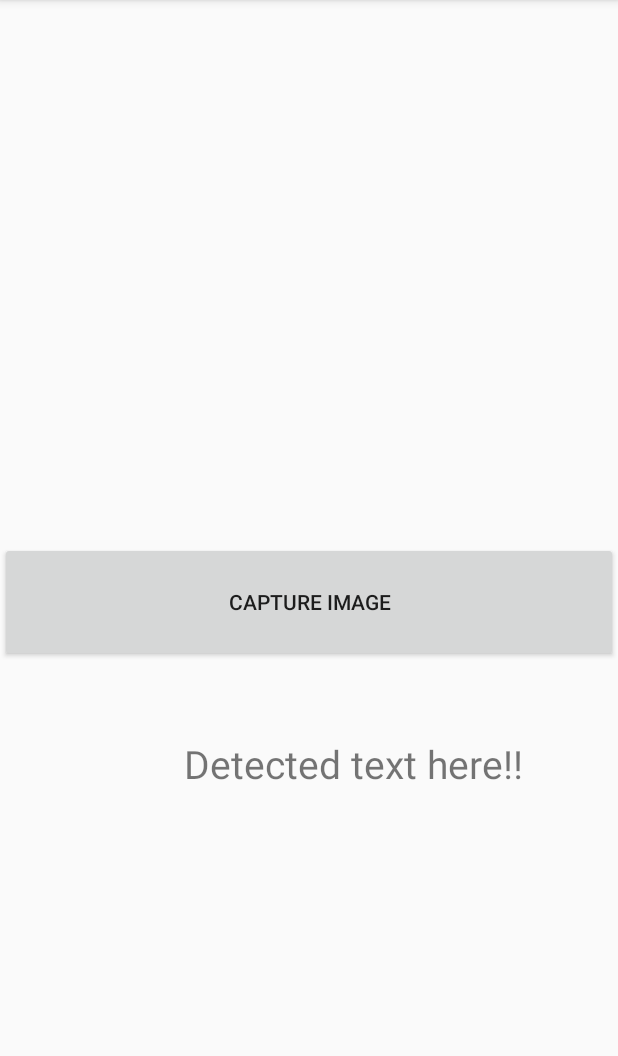
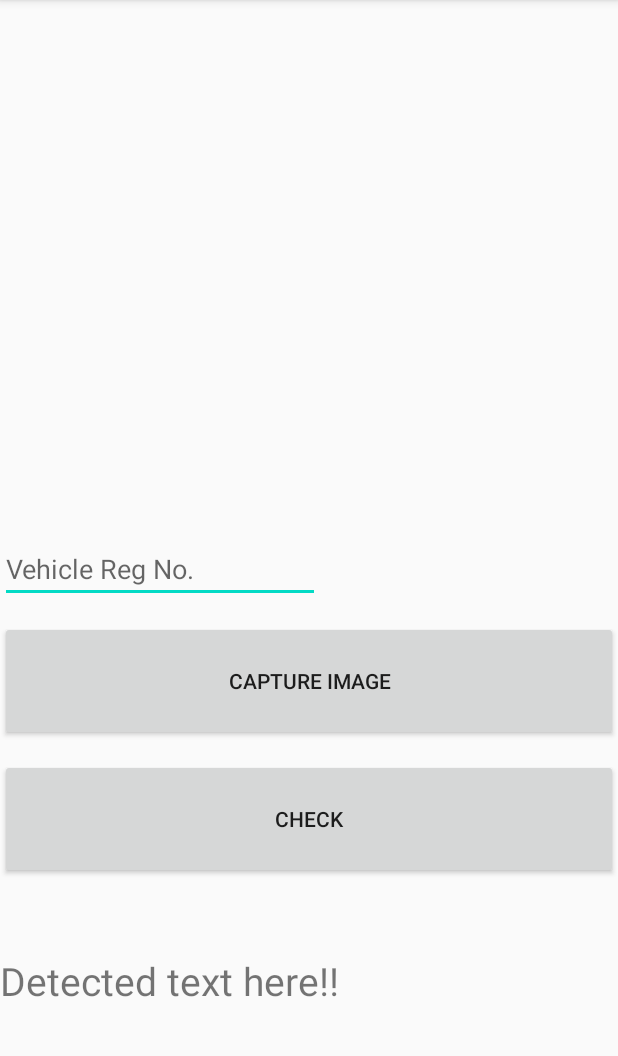
Before and after one commit to imcja007/MLTrial, an Android app: the screen it shows after launch (MainActivity), on a phone screen of 412 x 824 dp, the part 84-1140 px from its top. Run offline under Robolectric (Android 15) with nearby library versions, the phone set to English and light mode, and no system bars; libraries missing offline, so code that uses them is left out: com.google.mlkit.vision, com.theartofdev.edmodo.

Commit message:
new ml trial Commit

```diff
--- a/app/src/main/AndroidManifest.xml
+++ b/app/src/main/AndroidManifest.xml
@@ -4,6 +4,8 @@
 
     <uses-permission android:name="android.permission.READ_EXTERNAL_STORAGE" />
     <uses-permission android:name="android.permission.WRITE_EXTERNAL_STORAGE" />
+    <uses-permission android:name="android.permission.INTERNET" />
+    <uses-permission android:name="android.permission.ACCESS_NETWORK_STATE" />
 
     <uses-feature
         android:name="android.hardware.camera"
--- a/app/src/main/java/com/example/mltrial/MainActivity.java
+++ b/app/src/main/java/com/example/mltrial/MainActivity.java
@@ -1,6 +1,5 @@
 package com.example.mltrial;
 
-import android.content.ActivityNotFoundException;
 import android.content.Intent;
 import android.graphics.Bitmap;
 import android.graphics.Point;
@@ -9,7 +8,7 @@ import android.net.Uri;
 import android.os.Bundle;
 import android.provider.MediaStore;
 import android.view.View;
-import android.widget.Button;
+import android.widget.EditText;
 import android.widget.ImageView;
 import android.widget.TextView;
 import android.widget.Toast;
@@ -26,61 +25,48 @@ import com.google.mlkit.vision.text.TextRecognition;
 import com.google.mlkit.vision.text.TextRecognizer;
 import com.theartofdev.edmodo.cropper.CropImage;
 
+import org.json.JSONException;
+import org.json.JSONObject;
+
 import java.io.IOException;
-import java.util.regex.Matcher;
 import java.util.regex.Pattern;
 
 
 public class MainActivity extends AppCompatActivity {
 
-    static final int REQUEST_IMAGE_CAPTURE = 1;
-    public static final int PERMISSION_REQUEST_CODE = 1001;//request code for Camera and External Storage permission
-    private static final int CAMERA_REQUEST_CODE = 1002;//request code for capture image
-    private static final int CROP_REQUEST_CODE = 1003;//request code for crop
-    private Button captureImage;
+
     private ImageView imageView;
-    private TextView textView;
+    public static TextView textView;
+    public static String number;
+    static Pattern pattern = Pattern.compile("[A-Z]{2}[0-9]{1,2}[A-Z]{1,2}[0-9]{1,4}");
     private InputImage image;
-    Pattern pattern = Pattern.compile("[A-Z]{2}[0-9]{1,2}[A-Z]{1,2}[0-9]{1,4}");
-    Matcher m;
+    static String resultText;
     Uri mImageUri;
+    private EditText t1;
 
     @Override
     protected void onCreate(Bundle savedInstanceState) {
         super.onCreate(savedInstanceState);
         setContentView(R.layout.activity_main);
 
-        captureImage = findViewById(R.id.capture_image);
         imageView = findViewById(R.id.image_view);
         textView = findViewById(R.id.text_display);
+        t1 = findViewById(R.id.regNo);
 
-//        captureImage.setOnClickListener(new View.OnClickListener() {
-//            @Override
-//            public void onClick(View view) {
-//                //dispatchTakePictureIntent();
-//
-//            }
-//        });
+
     }
 
     public void onChooseFile(View v) {
         CropImage.activity().start(MainActivity.this);
+
     }
 
-    private void dispatchTakePictureIntent() {
-        Intent takePictureIntent = new Intent(MediaStore.ACTION_IMAGE_CAPTURE);
-        try {
-            startActivityForResult(takePictureIntent, REQUEST_IMAGE_CAPTURE);
-        } catch (ActivityNotFoundException e) {
-            // display error state to the user
-        }
-    }
 
     protected void onActivityResult(int requestCode, int resultCode, Intent data) {
         super.onActivityResult(requestCode, resultCode, data);
         CropImage.ActivityResult result = CropImage.getActivityResult(data);
         if (requestCode == CropImage.CROP_IMAGE_ACTIVITY_REQUEST_CODE) {
-//            CropImage.ActivityResult result= CropImage.getActivityResult(data) ;
+
 
             if (resultCode == RESULT_OK) {
                 mImageUri = result.getUri();
@@ -101,20 +87,6 @@ public class MainActivity extends AppCompatActivity {
     }
 
 
-//    @Override
-//    protected void onActivityResult(int requestCode, int resultCode, Intent data) {
-//        super.onActivityResult(requestCode, resultCode, data);
-//       if (requestCode == REQUEST_IMAGE_CAPTURE && resultCode == RESULT_OK) {
-//            Bundle extras = data.getExtras();
-//            Bitmap imageBitmap = (Bitmap) extras.get("data");
-//
-//            // imageBitmap.compress(Bitmap.CompressFormat.JPEG, 100, bytes);
-//            //Bitmap newBit=getResizedBitmap(imageBitmap,0, 0, width, height, matrix, false)
-//            imageFromBitmap(imageBitmap);
-//            imageView.setImageBitmap(imageBitmap);
-//        }
-//    }
-
     private void imageFromBitmap(Bitmap bitmap) {
         int rotationDegree = 0;
         // [START image_from_bitmap]
@@ -128,9 +100,9 @@ public class MainActivity extends AppCompatActivity {
                             @Override
                             public void onSuccess(Text result) {
                                 // [START mlkit_process_text_block]
-                                String resultText = result.getText();
+                                resultText = result.getText();
                                 System.out.println("RESULT TEXT=====================" + resultText);
-                                textView.setText("Result     " + resultText.replaceAll("[^a-zA-Z0-9]", "") + "\nRegex:  " + pattern.matcher(resultText).matches());
+//                                textView.setText("Result     " + resultText.replaceAll("[^a-zA-Z0-9]", "") + "\nRegex:  " + pattern.matcher(resultText).matches());
                                 for (Text.TextBlock block : result.getTextBlocks()) {
                                     String blockText = block.getText();
                                     Point[] blockCornerPoints = block.getCornerPoints();
@@ -145,6 +117,8 @@ public class MainActivity extends AppCompatActivity {
                                             Point[] elementCornerPoints = element.getCornerPoints();
                                             Rect elementFrame = element.getBoundingBox();
                                             System.out.println("elemnt TEXT=====================" + elementText);
+                                            t1.setText(resultText);
+
                                         }
                                     }
                                 }
@@ -160,4 +134,34 @@ public class MainActivity extends AppCompatActivity {
                                 });
     }
 
+    public void check(View view) {
+        number = t1.getText().toString();
+        new parsing().execute();
+        try {
+            Thread.sleep(3300);
+            // System.out.println(prasing.kl.toString());
+            printInfo(parsing.kl);
+        } catch (InterruptedException | JSONException e) {
+            e.printStackTrace();
+        }
+
+    }
+
+    public void printInfo(JSONObject kl) throws JSONException {
+
+        JSONObject temp = new JSONObject(kl.getJSONObject("Vehicle").getString("vehicleJson").toString());
+
+        textView.setText("Description:  " + temp.getString("Description"));
+        textView.append("\nName" + temp.get("Zone"));
+        textView.append("\nRegistration Year:  " + temp.getString("RegistrationDate"));
+        textView.append("\nOwner:   " + temp.getString("Owner") + "\n");
+        textView.append("\nLocation:  " + temp.getString("Location"));
+
+        System.out.println("Description:  " + temp.getString("Description") +
+                "\nName" + temp.get("Zone") +
+                "\nRegistration Year:  " + temp.getString("RegistrationDate") +
+                "\nOwner:   " + temp.getString("Owner") + "\n" +
+                "\nLocation:  " + temp.getString("Location"));
+
+    }
 }
--- a/app/src/main/res/layout/activity_main.xml
+++ b/app/src/main/res/layout/activity_main.xml
@@ -12,14 +12,23 @@
         android:layout_alignParentTop="true"
         android:layout_marginTop="7dp" />
 
+    <EditText
+        android:id="@+id/regNo"
+        android:layout_width="wrap_content"
+        android:layout_height="wrap_content"
+        android:layout_below="@id/image_view"
+        android:layout_marginTop="7dp"
+        android:ems="10"
+        android:hint="Vehicle Reg No."
+        android:inputType="textPersonName" />
+
     <TextView
         android:id="@+id/text_display"
-        android:layout_width="269dp"
+        android:layout_width="match_parent"
         android:layout_height="170dp"
-        android:layout_below="@+id/capture_image"
+        android:layout_below="@+id/confirm_button"
         android:layout_alignParentEnd="true"
         android:layout_marginTop="50dp"
-        android:layout_marginEnd="20dp"
         android:text="Detected text here!!"
         android:textSize="26dp" />
 
@@ -27,10 +36,19 @@
         android:id="@+id/capture_image"
         android:layout_width="match_parent"
         android:layout_height="120px"
-        android:layout_below="@id/image_view"
+        android:layout_below="@id/regNo"
         android:layout_marginTop="12dp"
         android:onClick="onChooseFile"
         android:text="Capture image" />
 
+    <Button
+        android:id="@+id/confirm_button"
+        android:layout_width="match_parent"
+        android:layout_height="120px"
+        android:layout_below="@id/capture_image"
+        android:layout_marginTop="12dp"
+        android:onClick="check"
+        android:text="Check" />
+
 
 </RelativeLayout>
--- a/build.gradle
+++ b/build.gradle
@@ -3,9 +3,10 @@ buildscript {
     repositories {
         google()
         jcenter()
+
     }
     dependencies {
-        classpath "com.android.tools.build:gradle:4.0.1"
+        classpath 'com.android.tools.build:gradle:4.1.0'
         classpath 'com.google.gms:google-services:4.2.0'
 
         // NOTE: Do not place your application dependencies here; they belong
@@ -17,6 +18,7 @@ allprojects {
     repositories {
         google()
         jcenter()
+        maven { url "https://jitpack.io" }
     }
 }
 
```
Also changed, not shown: app/build.gradle (+5 -4 lines), gradle/wrapper/gradle-wrapper.properties.
